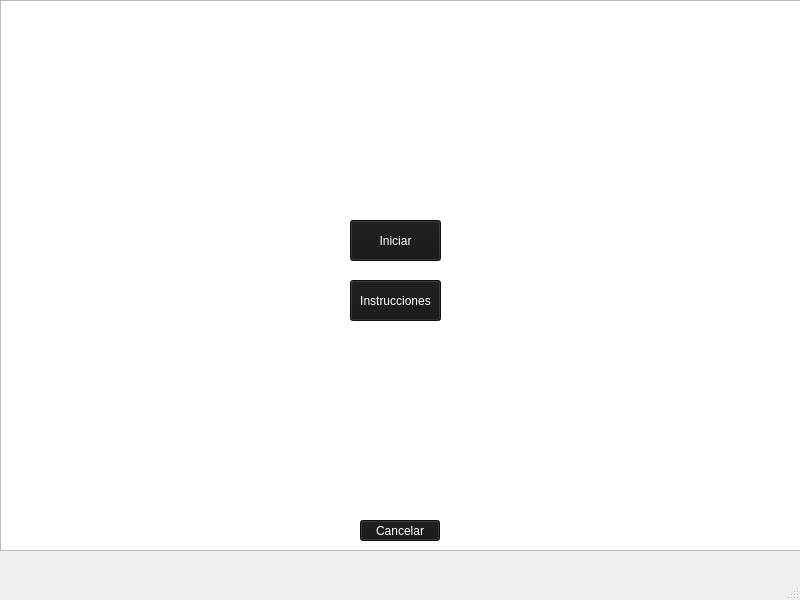
The window that Save_the_world_final/nivel2.ui (angeelorenaoc/Proyecto_final) describes before a commit, drawn with Qt 5.
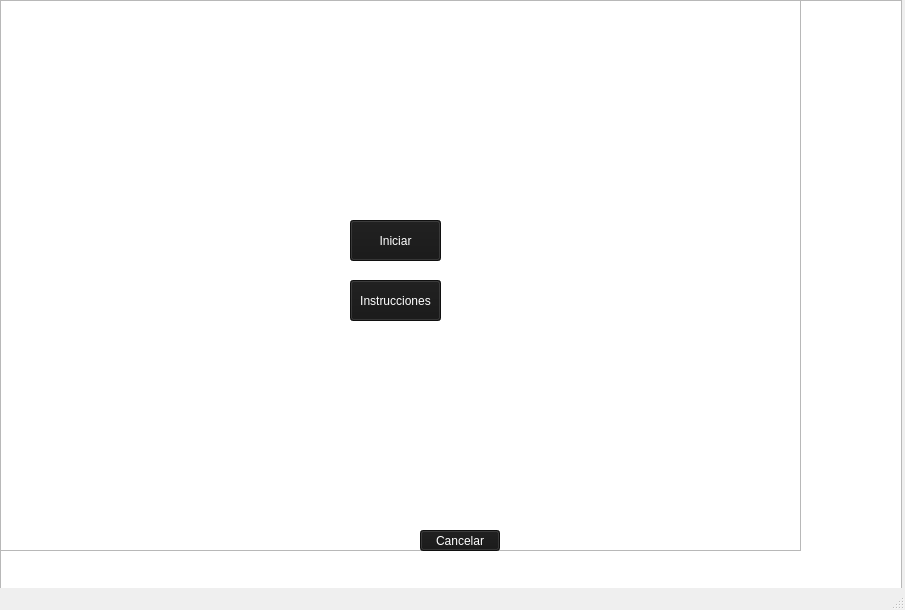
The same window after the commit. Icons and pictures are not drawn.

The edit to the form file:
```diff
--- a/Save_the_world_final/nivel2.ui
+++ b/Save_the_world_final/nivel2.ui
@@ -6,14 +6,20 @@
    <rect>
     <x>0</x>
     <y>0</y>
+    <width>905</width>
+    <height>610</height>
+   </rect>
+  </property>
+  <property name="minimumSize">
+   <size>
     <width>800</width>
     <height>600</height>
-   </rect>
+   </size>
   </property>
   <property name="maximumSize">
    <size>
-    <width>964</width>
-    <height>642</height>
+    <width>905</width>
+    <height>610</height>
    </size>
   </property>
   <property name="windowTitle">
@@ -72,8 +78,8 @@
    <widget class="QPushButton" name="pushButton_3">
     <property name="geometry">
      <rect>
-      <x>360</x>
-      <y>520</y>
+      <x>420</x>
+      <y>530</y>
       <width>80</width>
       <height>21</height>
      </rect>
@@ -86,6 +92,21 @@
      <string>Cancelar</string>
     </property>
    </widget>
+   <widget class="QGraphicsView" name="graphicsView_2">
+    <property name="geometry">
+     <rect>
+      <x>0</x>
+      <y>0</y>
+      <width>902</width>
+      <height>605</height>
+     </rect>
+    </property>
+   </widget>
+   <zorder>graphicsView_2</zorder>
+   <zorder>graphicsView</zorder>
+   <zorder>pushButton</zorder>
+   <zorder>pushButton_2</zorder>
+   <zorder>pushButton_3</zorder>
   </widget>
   <widget class="QMenuBar" name="menubar">
    <property name="geometry">
```
Left out of the diff: 4 changed lines with no effect on the pictures.
